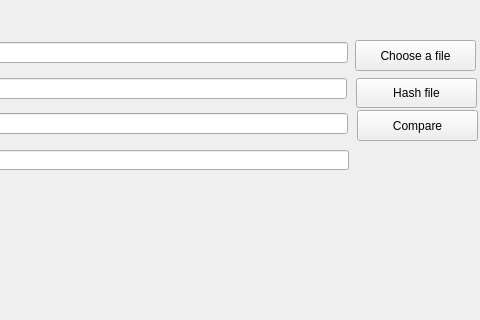
Above: mainwindow.ui from eanyx/hash-calculator-qt6 before the change; both pictures show x 835 to 1315 and y 0 to 320 of the 1315 by 489 pixel window. Below: the same form after it.
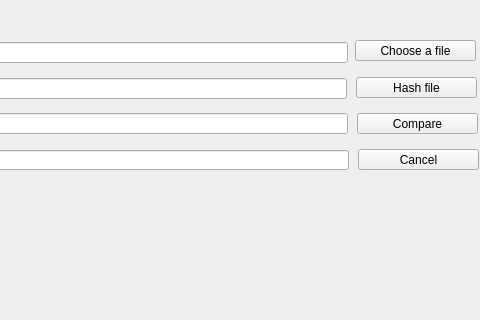
That is the form after the change.

Commit message: Add cancel button

```diff
--- a/mainwindow.ui
+++ b/mainwindow.ui
@@ -44,9 +44,9 @@
     <property name="geometry">
      <rect>
       <x>1191</x>
-      <y>78</y>
+      <y>77</y>
       <width>121</width>
-      <height>30</height>
+      <height>21</height>
      </rect>
     </property>
     <property name="text">
@@ -79,7 +79,7 @@
       <x>1190</x>
       <y>40</y>
       <width>121</width>
-      <height>31</height>
+      <height>21</height>
      </rect>
     </property>
     <property name="text">
@@ -100,9 +100,9 @@
     <property name="geometry">
      <rect>
       <x>1192</x>
-      <y>110</y>
+      <y>113</y>
       <width>121</width>
-      <height>31</height>
+      <height>21</height>
      </rect>
     </property>
     <property name="text">
@@ -252,6 +252,19 @@
      <string>Keccak-512</string>
     </property>
    </widget>
+   <widget class="QPushButton" name="cancelPushButton">
+    <property name="geometry">
+     <rect>
+      <x>1193</x>
+      <y>149</y>
+      <width>121</width>
+      <height>21</height>
+     </rect>
+    </property>
+    <property name="text">
+     <string>Cancel</string>
+    </property>
+   </widget>
   </widget>
   <widget class="QMenuBar" name="menubar">
    <property name="geometry">
```
The commit also changes 4 other files.
